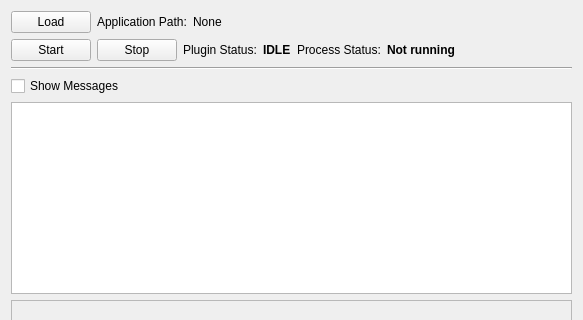
Before: the Qt Designer form Applications/ctkExampleHost/ctkHostAppExampleWidget.ui in commontk/CTK, drawn with Qt 5; both pictures show x 0 to 583 and y 0 to 320 of the 583 by 593 pixel window.
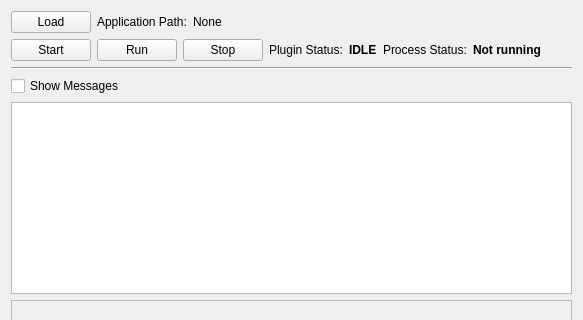
After: the same form once the commit is applied. Icons and pictures are not drawn. Custom widgets are drawn as their Qt base class.

Commit message: ENH: added run button to ask app to switch to INPROGRESS state

Patch:
```diff
--- a/Applications/ctkExampleHost/ctkHostAppExampleWidget.ui
+++ b/Applications/ctkExampleHost/ctkHostAppExampleWidget.ui
@@ -64,6 +64,13 @@
        </property>
       </widget>
      </item>
+     <item>
+      <widget class="QPushButton" name="runButton">
+       <property name="text">
+        <string>Run</string>
+       </property>
+      </widget>
+     </item>
      <item>
       <widget class="QPushButton" name="stopButton">
        <property name="text">
```
Left out of the diff: 33 changed lines with no effect on the pictures. The commit also changes 2 other files.
